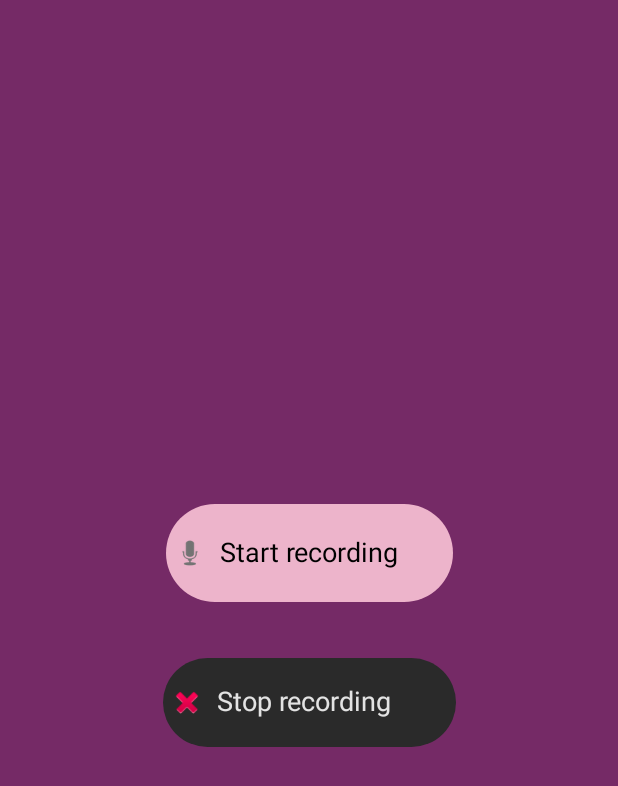
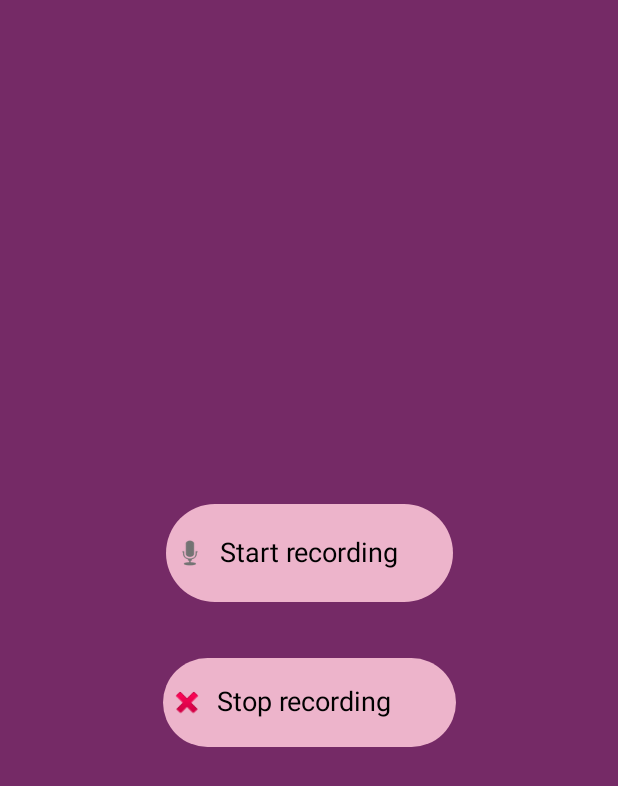
Before and after one commit to maslanki/App, an Android app: the layout activity_main.xml on its own in the app's theme, with its tools: preview values and no code run, on a phone screen of 412 x 824 dp. Shown: the top 786 px of the screen. Run offline under Robolectric (Android 15) with nearby library versions, the phone set to English and light mode, and no system bars.

Commit message:
UI changes

```diff
--- a/app/src/main/java/com/put/soundapp/AudioEngine.kt
+++ b/app/src/main/java/com/put/soundapp/AudioEngine.kt
@@ -10,5 +10,4 @@ class AudioEngine {
     external fun Create() : Boolean
     external fun StartRecording();
     external fun StopRecording();
-
 }
--- a/app/src/main/java/com/put/soundapp/MainActivity.kt
+++ b/app/src/main/java/com/put/soundapp/MainActivity.kt
@@ -14,7 +14,7 @@ class MainActivity : AppCompatActivity() {
         super.onCreate(savedInstanceState)
         setContentView(R.layout.activity_main)
         audioEngine = AudioEngine()
-        audioEngine.Create()
+        var isEngineCreated = audioEngine.Create()
 
         val startBtn : Button = findViewById<Button>(R.id.startRecordingButton);
         startBtn.setOnClickListener { startRecording(startBtn); }
--- a/app/src/main/res/layout/activity_main.xml
+++ b/app/src/main/res/layout/activity_main.xml
@@ -26,8 +26,10 @@
         android:layout_width="195dp"
         android:layout_height="75dp"
         android:layout_marginTop="10dp"
+        app:chipBackgroundColor="@color/colorPrimary"
         android:text="Stop recording"
         android:textAppearance="@style/TextAppearance.AppCompat.Medium"
+        android:textColor="@color/colorText"
         app:chipIcon="@android:drawable/ic_delete"
         app:layout_constraintBottom_toBottomOf="parent"
         app:layout_constraintEnd_toEndOf="parent"
```
